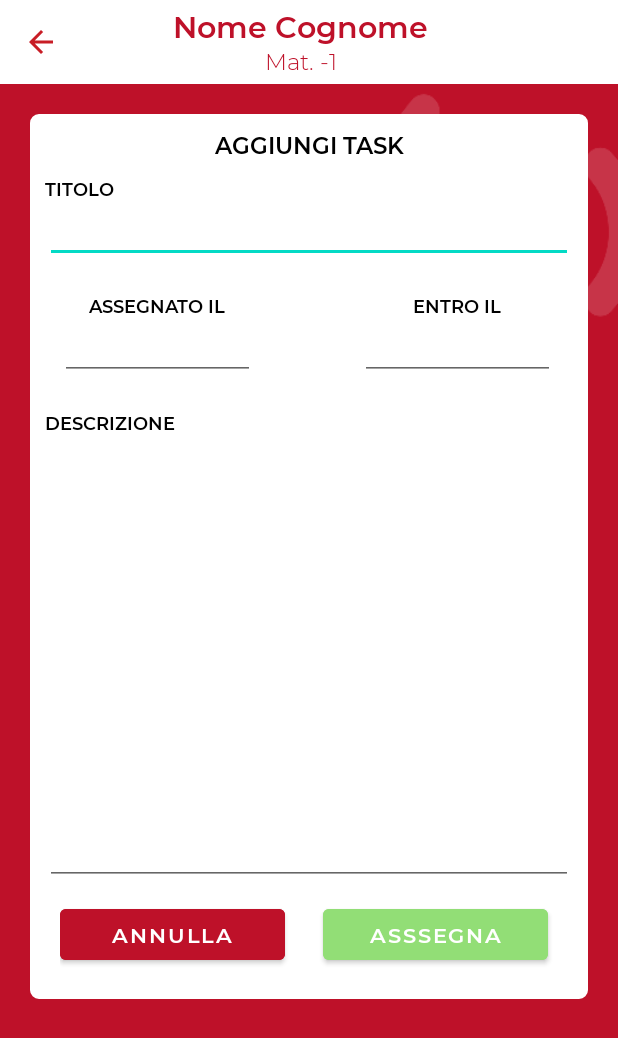
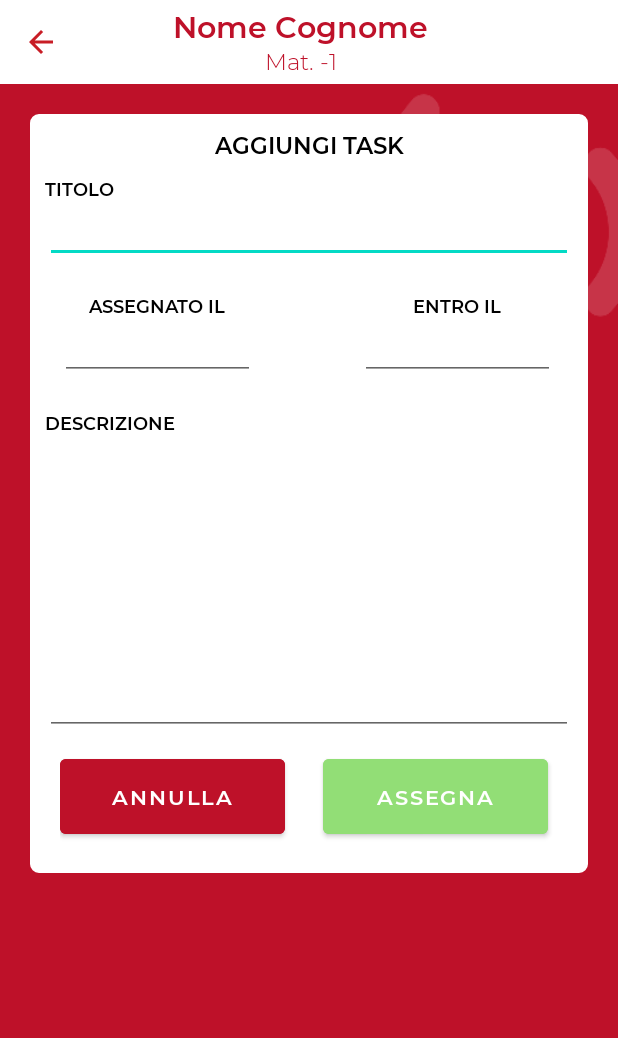
Before and after one commit to davideuez/UniStage, an Android app: the AggiungiTask screen opened directly, with no data from a screen before it, on a phone screen of 412 x 824 dp. Shown: the top 1038 px of the screen. Run offline under Robolectric (Android 15) with nearby library versions, the phone set to English and light mode, and no system bars; our stand-ins replace Firebase (no records; nobody signed in at launch, a user with empty details on screens opened directly); 2 statements that could not run were skipped.

Commit message:
Aggiornata logica backend aggiungi lista task

```diff
--- a/app/src/main/java/com/example/unistage/AggiungiTask.java
+++ b/app/src/main/java/com/example/unistage/AggiungiTask.java
@@ -5,13 +5,20 @@ import androidx.appcompat.app.AppCompatActivity;
 import android.content.Intent;
 import android.os.Bundle;
 import android.view.View;
+import android.widget.Button;
 import android.widget.EditText;
 import android.widget.ImageButton;
 import android.widget.TextView;
+import android.widget.Toast;
+
+import com.google.firebase.database.DatabaseReference;
+import com.google.firebase.database.FirebaseDatabase;
 
 public class AggiungiTask extends AppCompatActivity {
 
     int posizione, matricola;
+    private DatabaseReference dbref = FirebaseDatabase.getInstance().getReference();
+
 
     @Override
     protected void onCreate(Bundle savedInstanceState) {
@@ -24,10 +31,12 @@ public class AggiungiTask extends AppCompatActivity {
 
         TextView nomeStud = findViewById(R.id.nome_stud);
         TextView matricolaT = findViewById(R.id.matricola);
-        EditText titolo = findViewById(R.id.titolo_new_task);
-        EditText assegnatoIl = findViewById(R.id.assegnatoIl_new_task);
-        EditText entroIl = findViewById(R.id.entroIl_new_task);
-        EditText descrizione = findViewById(R.id.descrizione_new_task);
+        final EditText titolo = findViewById(R.id.titolo_new_task);
+        final EditText assegnatoIl = findViewById(R.id.assegnatoIl_new_task);
+        final EditText entroIl = findViewById(R.id.entroIl_new_task);
+        final EditText descrizione = findViewById(R.id.descrizione_new_task);
+        Button annulla = findViewById(R.id.annulla_task_new);
+        Button assegna = findViewById(R.id.assegna_new);
         ImageButton back = findViewById(R.id.backarrow_proposta_tirocinio_id);
 
         ModuloPropostaTirocinio x = LoginActivity.listaTirocini.get(posizione);
@@ -42,5 +51,40 @@ public class AggiungiTask extends AppCompatActivity {
             }
         });
 
+        annulla.setOnClickListener(new View.OnClickListener() {
+            @Override
+            public void onClick(View view) {
+                onBackPressed();
+            }
+        });
+
+        assegna.setOnClickListener(new View.OnClickListener() {
+            @Override
+            public void onClick(View view) {
+
+                ModuloPropostaTirocinio y = LoginActivity.listaTirocini.get(posizione);
+                Task x = new Task();
+
+                x.setTitolo(titolo.getText().toString());
+                x.setAssegnataIl(assegnatoIl.getText().toString());
+                x.setDataScadenza(entroIl.getText().toString());
+                x.setDescrizione(descrizione.getText().toString());
+                x.setCompletata(0);
+
+                LoginActivity.listaTask.get(posizione).add(x);
+                //dbref.child("Utenti").child("Studenti").child(LoginActivity.u_loggato.getMatricola()+"").child("tirocinio_avviato").setValue(true);
+                dbref.child("Utenti").child("Studenti").child(matricola+"").child("tirocinio_in_corso").child(y.getTitolo()).child("listaTask").child(x.titolo).setValue(x);
+                dbref.child("Utenti").child("Professori").child(y.docente).child("Tirocini_avviati").child(y.getTitolo()).child("listaTask").child(x.titolo).setValue(x);
+
+                Toast.makeText(AggiungiTask.this, "Task assegnato", Toast.LENGTH_LONG).show();
+
+                Intent j = new Intent(AggiungiTask.this, GestisciTirocinio.class);
+                j.putExtra("posizione", posizione);
+                j.putExtra("matricola", matricola);
+                startActivity(j);
+
+            }
+        });
+
     }
 }
--- a/app/src/main/java/com/example/unistage/GestisciTirocinio.java
+++ b/app/src/main/java/com/example/unistage/GestisciTirocinio.java
@@ -99,7 +99,8 @@ public class GestisciTirocinio extends AppCompatActivity {
             back.setOnClickListener(new View.OnClickListener() {
                 @Override
                 public void onClick(View view) {
-                    onBackPressed();
+                    Intent k = new Intent(GestisciTirocinio.this, Tirocini_attivi_professore.class);
+                    startActivity(k);
                 }
             });
 
--- a/app/src/main/res/layout/activity_aggiungi_task.xml
+++ b/app/src/main/res/layout/activity_aggiungi_task.xml
@@ -180,7 +180,7 @@
                 <EditText
                     android:id="@+id/descrizione_new_task"
                     android:layout_width="match_parent"
-                    android:layout_height="300dp"
+                    android:layout_height="200dp"
                     android:enabled="true"
                     android:layout_gravity="center"
                     android:gravity="left"
@@ -195,9 +195,11 @@
                     android:padding="10dp">
 
                     <Button
-                        android:id="@+id/annulla_tirocinio_nuovo"
+                        android:id="@+id/annulla_task_new"
                         android:layout_width="150dp"
-                        android:layout_height="46dp"
+                        android:layout_height="wrap_content"
+                        android:paddingTop="15dp"
+                        android:paddingBottom="15dp"
                         android:layout_gravity="center"
                         android:backgroundTint="@color/red"
                         android:fontFamily="@font/montserrat_semibold"
@@ -205,14 +207,16 @@
                         android:textColor="#FFFFFF" />
 
                     <Button
-                        android:id="@+id/inoltra_tirocinio_nuovo"
+                        android:id="@+id/assegna_new"
                         android:layout_width="150dp"
-                        android:layout_height="46dp"
+                        android:layout_height="wrap_content"
+                        android:paddingTop="15dp"
+                        android:paddingBottom="15dp"
                         android:layout_gravity="center"
                         android:layout_marginLeft="25dp"
                         android:backgroundTint="#92DE76"
                         android:fontFamily="@font/montserrat_semibold"
-                        android:text="ASSSEGNA"
+                        android:text="ASSEGNA"
                         android:textColor="#FFFFFF" />
 
                 </LinearLayout>
```
